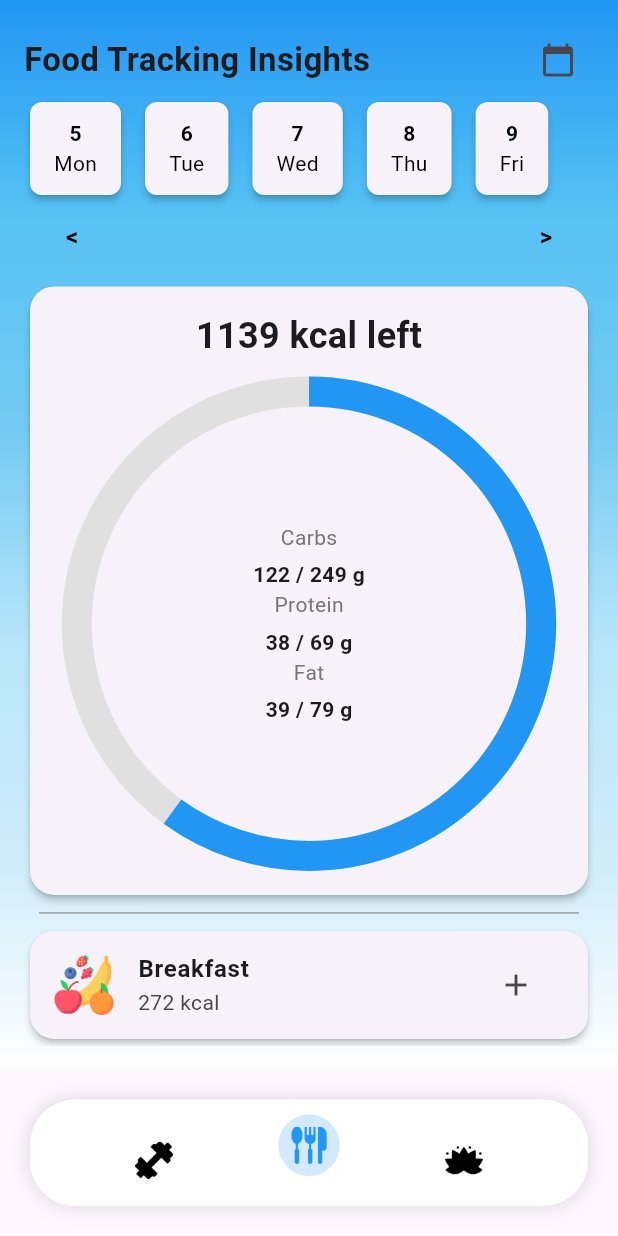
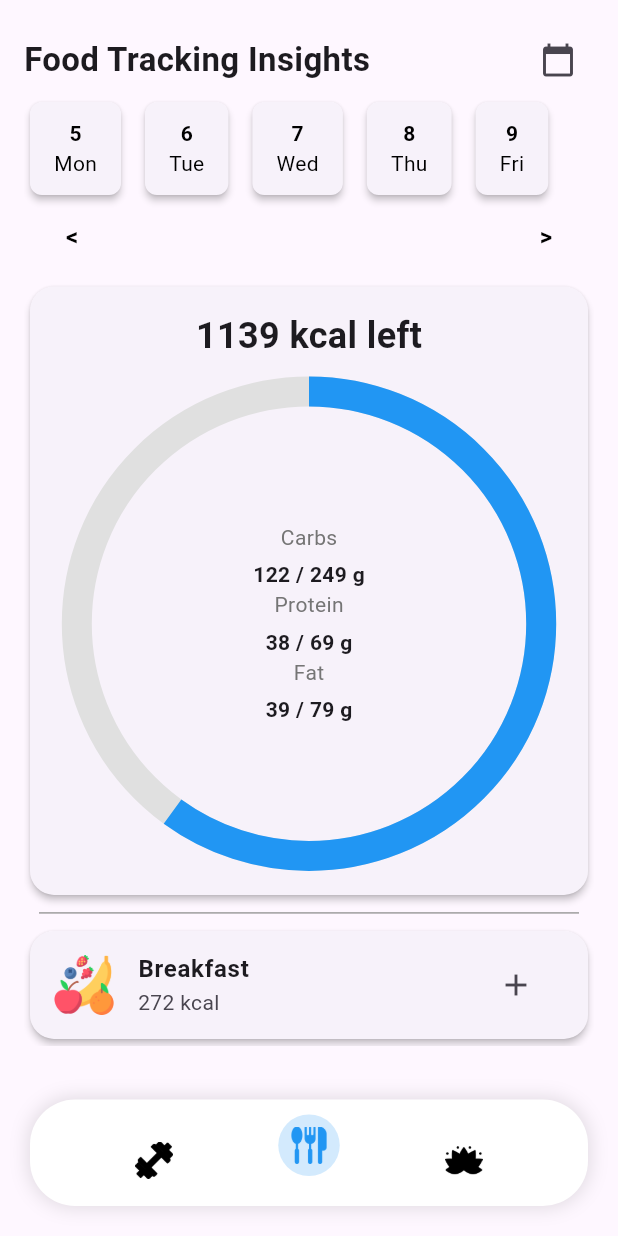
Before and after one commit to AryamanDubey28/workout_app, a Flutter app: the screen it shows after launch, item 2 of the bottom bar chosen, on a phone screen of 412 x 824 dp. Run offline on Flutter 3.47's test engine with Material 3 defaults, Android fonts, the phone set to English and light mode, and no system bars; drawn by our look-alikes of percent_indicator; our stand-ins replace adaptive_dialog, community_charts_flutter, firebase_auth, firebase_core, get, image_picker; accounts and stored records are empty; network calls fail.

Commit message:
remove gradients and add shadows to workout page

```diff
--- a/frontend/workout_tracker/lib/pages/food_tracking_pages/foodpage.dart
+++ b/frontend/workout_tracker/lib/pages/food_tracking_pages/foodpage.dart
@@ -9,24 +9,24 @@ class CalorieTracking extends StatelessWidget {
 
   @override
   Widget build(BuildContext context) {
-    return Scaffold(
-      body: Container(
-        decoration: const BoxDecoration(
-          gradient: LinearGradient(
-            begin: Alignment.topCenter,
-            // end: Alignment.center,
-            end: Alignment.bottomCenter,
-            colors: [
-              Colors.blue,
-              Color.fromARGB(255, 86, 194, 244),
-              Color.fromARGB(255, 116, 202, 242),
-              Color.fromARGB(255, 183, 229, 250),
-              Color.fromARGB(255, 206, 236, 250),
-              Colors.white,
-            ],
-          ),
-        ),
-        child: const SafeArea(
+    return const Scaffold(
+      // body: Container(
+      //   decoration: const BoxDecoration(
+      //     gradient: LinearGradient(
+      //       begin: Alignment.topCenter,
+      //       // end: Alignment.center,
+      //       end: Alignment.bottomCenter,
+      //       colors: [
+      //         Colors.blue,
+      //         Color.fromARGB(255, 86, 194, 244),
+      //         Color.fromARGB(255, 116, 202, 242),
+      //         Color.fromARGB(255, 183, 229, 250),
+      //         Color.fromARGB(255, 206, 236, 250),
+      //         Colors.white,
+      //       ],
+      //     ),
+      //   ),
+      body: SafeArea(
         child: Padding(
           padding: EdgeInsets.all(16.0),
           child: SingleChildScrollView(
@@ -65,7 +65,6 @@ class CalorieTracking extends StatelessWidget {
           ),
         ),
       ),
-      ),
     );
   }
 }
--- a/frontend/workout_tracker/lib/pages/homepage_pages/workout_styles.dart
+++ b/frontend/workout_tracker/lib/pages/homepage_pages/workout_styles.dart
@@ -39,7 +39,7 @@ class WorkoutStyles {
 
   static const TextStyle workoutPlanTitleTextStyle = TextStyle(
     color: Colors.white,
-    fontSize: 22,
+    fontSize: 24,
     fontWeight: FontWeight.bold,
   );
 
```
Also changed, not shown: frontend/workout_tracker/lib/pages/homepage_pages/workout_display.dart (+28 -1 lines), frontend/workout_tracker/lib/pages/stress_tracking_pages/stresspage.dart (+16 -17 lines), 1 other file. Lines whose indentation alone changed are shown as unchanged.
